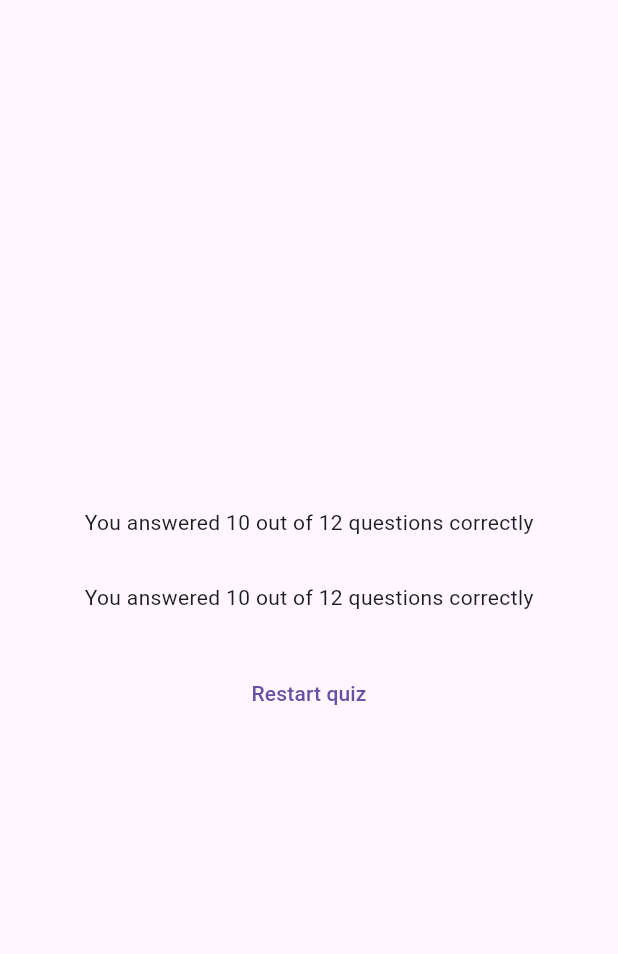
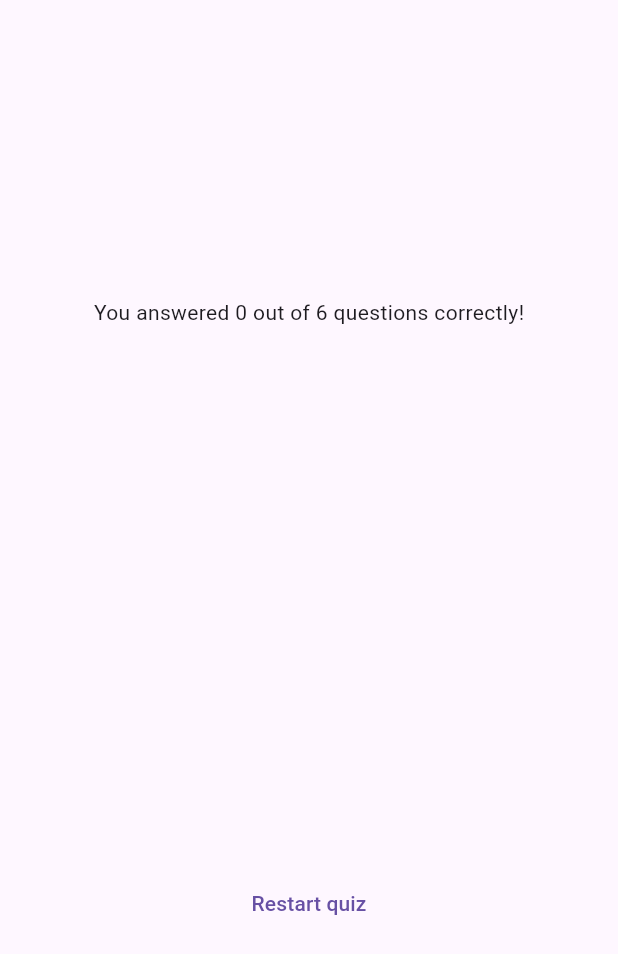
Before and after one commit to ashutosh1234ojha/AdvanceBasicFlutter, a Flutter app: the ResultsScreen widget shown alone on an empty page, opened directly with empty values, on a phone screen of 412 x 824 dp. Shown: the top 954 px of the screen. Run offline on Flutter 3.47's test engine with Material 3 defaults, Android fonts, the phone set to English and light mode, and no system bars; our stand-ins replace google_fonts.

Commit message:
correct question answers added

```diff
--- /dev/null
+++ b/lib/question_summary.dart
@@ -0,0 +1,36 @@
+import 'package:advance_basic/data/quesstions.dart';
+import 'package:flutter/material.dart';
+
+class QuestionSummary extends StatelessWidget {
+  QuestionSummary(this.summaryData, {super.key});
+
+  List<Map<String, Object>> summaryData = [];
+  @override
+  Widget build(BuildContext context) {
+    return SizedBox(
+      height: 300,
+      child: SingleChildScrollView(
+        child: Column(
+          children:
+              summaryData.map((data) {
+                return Row(
+                  children: [
+                    Text(((data['question_index'] as int) + 1).toString()),
+                    Expanded(
+                      child: Column(
+                        children: [
+                          Text(data['question'] as String),
+                          SizedBox(height: 5),
+                          Text(data['user_answer'] as String),
+                          Text(data['correct_answer'] as String),
+                        ],
+                      ),
+                    ),
+                  ],
+                );
+              }).toList(),
+        ),
+      ),
+    );
+  }
+}
--- a/lib/quiz.dart
+++ b/lib/quiz.dart
@@ -23,7 +23,6 @@ class _QuizState extends State<Quiz> {
   void chooseAnswer(answer) {
     selectedAnswers.add(answer);
     if (selectedAnswers.length == (questions.length)) {
-      selectedAnswers = [];
       setState(() {
         activeScreen = 'results-screen';
       });
@@ -42,7 +41,7 @@ class _QuizState extends State<Quiz> {
     if (activeScreen == 'questions-screen') {
       screenWidget = QuestionScreen(addSelectedAnswers: chooseAnswer);
     } else if (activeScreen == 'results-screen') {
-      screenWidget = ResultsScreen(answers: selectedAnswers);
+      screenWidget = ResultsScreen(choosenAnswers: selectedAnswers);
     }
     return MaterialApp(
       home: Scaffold(
--- a/lib/results_screen.dart
+++ b/lib/results_screen.dart
@@ -1,12 +1,37 @@
+import 'package:advance_basic/data/quesstions.dart';
+import 'package:advance_basic/question_summary.dart';
+import 'package:flutter/foundation.dart';
 import 'package:flutter/material.dart';
 
 class ResultsScreen extends StatelessWidget {
-  ResultsScreen({super.key, required this.answers});
+  ResultsScreen({super.key, required this.choosenAnswers});
 
-  List<String> answers;
+  final List<String> choosenAnswers;
+
+  List<Map<String, Object>> getSummaryData() {
+    final List<Map<String, Object>> summary = [];
+
+    for (int i = 0; i < choosenAnswers.length; i++) {
+      summary.add({
+        'question_index': i,
+        'question': questions[i].text,
+        'correct_answer': questions[i].answers[0],
+        'user_answer': choosenAnswers[i],
+      });
+    }
+
+    return summary;
+  }
 
   @override
   Widget build(BuildContext context) {
+    final summaryData = getSummaryData();
+    final noOfTotalQuestion = questions.length;
+    final noOfTotalCorrectAnswer =
+        summaryData.where((data) {
+          return data['user_answer'] == data['correct_answer'];
+        }).length;
+
     return SizedBox(
       width: double.infinity,
       child: Container(
@@ -14,12 +39,13 @@ class ResultsScreen extends StatelessWidget {
         child: Column(
           mainAxisAlignment: MainAxisAlignment.center,
           children: [
-            Text("You answered 10 out of 12 questions correctly"),
+            Text(
+              "You answered $noOfTotalCorrectAnswer out of $noOfTotalQuestion questions correctly!",
+            ),
 
             SizedBox(height: 30),
 
-            Text("You answered 10 out of 12 questions correctly"),
-
+            QuestionSummary(summaryData),
             SizedBox(height: 30),
 
             TextButton(onPressed: () => {}, child: Text("Restart quiz")),
```
Also changed, not shown: 4 other files.
